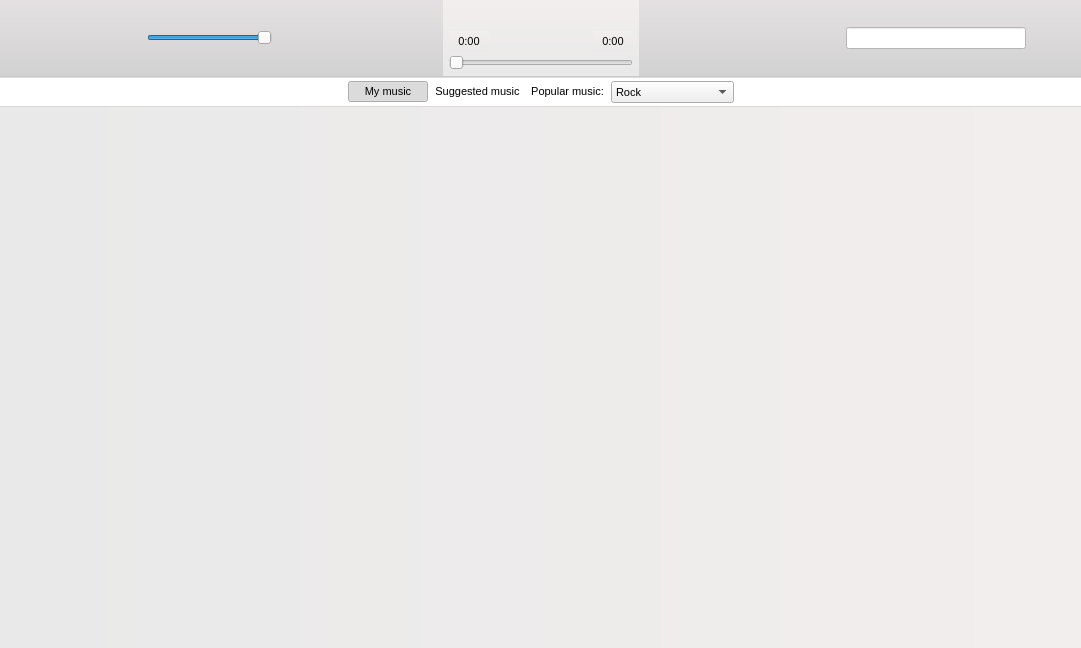
Above: playerwidget.ui from Amixp/flow before the change. Below: the same form after it.
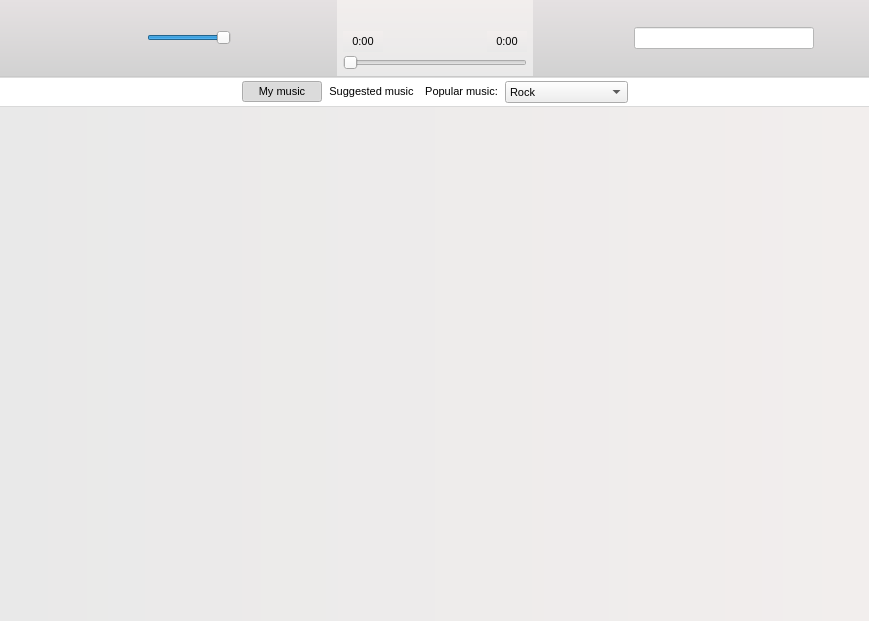
That is the form after the change. Icons and pictures are not drawn. Custom widgets are drawn as their Qt base class.

Commit message: Main window design improvements

The edit to the form file:
```diff
--- a/playerwidget.ui
+++ b/playerwidget.ui
@@ -6,8 +6,8 @@
    <rect>
     <x>0</x>
     <y>0</y>
-    <width>1081</width>
-    <height>648</height>
+    <width>869</width>
+    <height>621</height>
    </rect>
   </property>
   <property name="font">
```
The commit also changes 1 other file.
